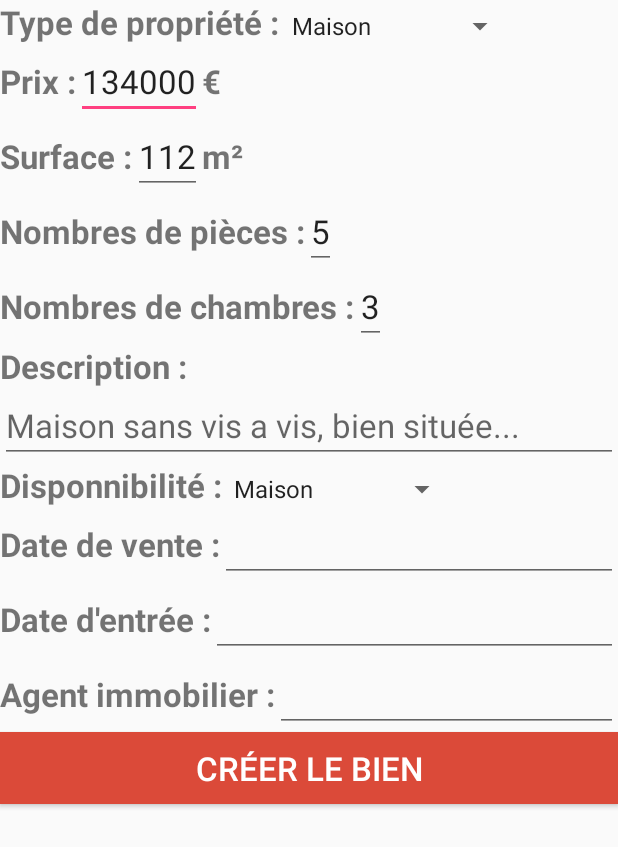
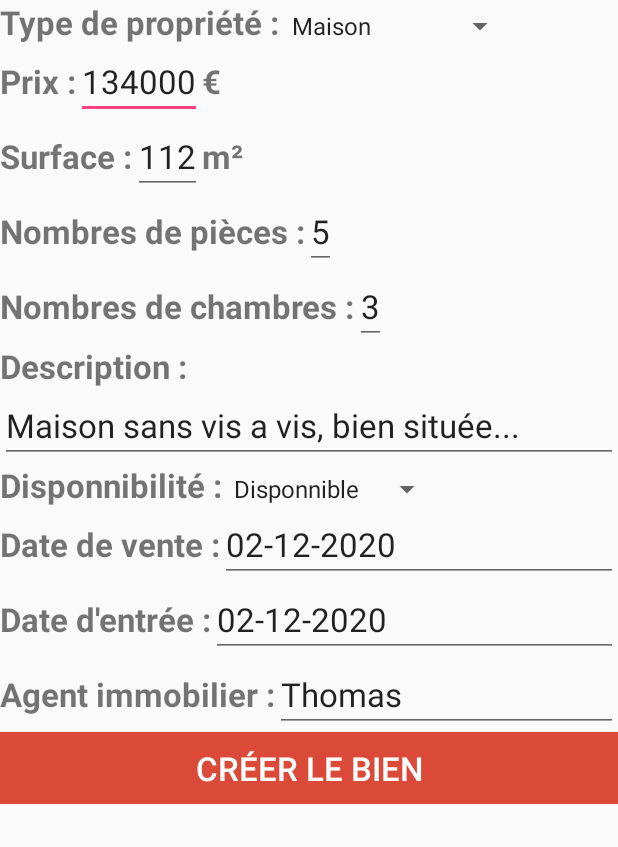
Before and after one commit to Doschembeck/OpenClassRooms_Projet-9, an Android app: the EditPropertyActivity screen opened directly, with no data from a screen before it, on a phone screen of 412 x 824 dp. Shown: the top 847 px of the screen. Run offline under Robolectric (Android 15) with nearby library versions, the phone set to English and light mode, and no system bars; our stand-ins replace ButterKnife, Room's generated code.

Commit message:
update EditPropertyActivity

```diff
--- a/RealEstateManager/app/src/main/java/com/openclassrooms/realestatemanager/ui/activities/EditPropertyActivity.java
+++ b/RealEstateManager/app/src/main/java/com/openclassrooms/realestatemanager/ui/activities/EditPropertyActivity.java
@@ -7,6 +7,7 @@ import android.os.Bundle;
 import android.view.View;
 import android.widget.AdapterView;
 import android.widget.ArrayAdapter;
+import android.widget.EditText;
 import android.widget.Spinner;
 
 import com.openclassrooms.realestatemanager.R;
@@ -15,18 +16,27 @@ import com.openclassrooms.realestatemanager.injections.ViewModelFactory;
 import com.openclassrooms.realestatemanager.model.Property;
 import com.openclassrooms.realestatemanager.viewmodel.PropertyViewModel;
 
+import butterknife.BindView;
 import butterknife.ButterKnife;
 import butterknife.OnClick;
 
 public class EditPropertyActivity extends AppCompatActivity {
 
+    @BindView(R.id.activity_edit_property_edittext_area) EditText mEditTextArea;
+    @BindView(R.id.activity_edit_property_edittext_price) EditText mEditTextPrice;
+    @BindView(R.id.activity_edit_property_edittext_nbofrooms) EditText mEditTextNbOfRooms;
+    @BindView(R.id.activity_edit_property_edittext_nbofbedrooms) EditText mEditTextNbOfBedRooms;
+    @BindView(R.id.activity_edit_property_edittext_description) EditText mEditTextDescription;
+    @BindView(R.id.activity_edit_property_edittext_dateofsold) EditText mEditTextDateOfSold;
+    @BindView(R.id.activity_edit_property_edittext_dateofentry) EditText mEditTextDateOfEntry;
+    @BindView(R.id.activity_edit_property_edittext_realestateagent) EditText mEditTextRealEstateAgent;
+
+    @BindView(R.id.activity_edit_property_spinner_propertytype) Spinner mSpinnerPropertyType;
+    @BindView(R.id.activity_edit_property_spinner_issold) Spinner mSpinnerIsSold;
+
     private PropertyViewModel mViewModel;
-
-    private Spinner spinnerPropertyType;
-    private Spinner spinnerIsSold;
     private static final String[]paths = {"Maison", "Appartement"};
-    private int mPropertyType = 0;
-    private boolean isSold = false;
+    private static final String[]disponnibilities = {"Disponnible", "Vendu"};
 
     @Override
     protected void onCreate(Bundle savedInstanceState) {
@@ -42,55 +52,50 @@ public class EditPropertyActivity extends AppCompatActivity {
 
     @OnClick(R.id.activity_edit_property_addproperty)
     public void onClickButtonAddProperty(){
-        Property property1 = new Property(0, 1, 240600d, 290,
-                5, 2, "description", 1, false,
-                "22/11/2020", "Thomas", "22/11/2020", "22/11/2020");
-
-        createProperty(property1);
+        createProperty(getPropertyWithUI());
         finish();
     }
 
+    private Property getPropertyWithUI(){
+        //todo: faire une creation complete
+
+        boolean isSold = false;
+        switch ((int) mSpinnerIsSold.getSelectedItemId()){
+            case 0:
+                isSold = false;
+                break;
+            case 1:
+                isSold = true;
+                break;
+        }
+
+        int propertyType = (int) mSpinnerPropertyType.getSelectedItemId();
+        double price = Double.parseDouble(mEditTextPrice.getText().toString());
+        float area = Float.parseFloat(mEditTextArea.getText().toString());
+        int nbOfRooms = Integer.parseInt(mEditTextNbOfRooms.getText().toString());
+        int nbOfBedRooms = Integer.parseInt(mEditTextNbOfBedRooms.getText().toString());
+        String description = mEditTextDescription.getText().toString();
+        long addressId = 1;
+        String dateOfEntry = mEditTextDateOfEntry.getText().toString();
+        String dateOfSold = mEditTextDateOfSold.getText().toString();
+        String realEstateAgent = mEditTextRealEstateAgent.getText().toString();
+        String createdAt = "02-12-2020";
+        String updatedAt = "02-12-2020";
+
+        return new Property(0,propertyType,price,area,nbOfRooms,nbOfBedRooms,description,addressId,
+                isSold,dateOfEntry,realEstateAgent ,createdAt, updatedAt);
+    }
+
     private void configureSpinnerPropertyType(){
-        spinnerPropertyType = (Spinner)findViewById(R.id.activity_edit_property_spinner_propertytype);
         ArrayAdapter<String>adapter = new ArrayAdapter<String>(this, android.R.layout.simple_spinner_item,paths);
         adapter.setDropDownViewResource(android.R.layout.simple_spinner_dropdown_item);
-
-        spinnerPropertyType.setAdapter(adapter);
-        spinnerPropertyType.setOnItemSelectedListener(new AdapterView.OnItemSelectedListener() {
-            @Override
-            public void onItemSelected(AdapterView<?> adapterView, View view, int i, long l) {
-                mPropertyType = i;
-            }
-
-            @Override
-            public void onNothingSelected(AdapterView<?> adapterView) {
-
-            }
-        });
+        mSpinnerPropertyType.setAdapter(adapter);
     }
 
     private void configureSpinnerIsSold(){
-        spinnerIsSold = (Spinner)findViewById(R.id.activity_edit_property_spinner_issold);
-        ArrayAdapter<String>adapter = new ArrayAdapter<String>(this, android.R.layout.simple_spinner_item,paths);
+        ArrayAdapter<String>adapter = new ArrayAdapter<String>(this, android.R.layout.simple_spinner_item,disponnibilities);
         adapter.setDropDownViewResource(android.R.layout.simple_spinner_dropdown_item);
-
-        spinnerIsSold.setAdapter(adapter);
-        spinnerIsSold.setOnItemSelectedListener(new AdapterView.OnItemSelectedListener() {
-            @Override
-            public void onItemSelected(AdapterView<?> adapterView, View view, int i, long l) {
-
-                if (i == 0){
-                    isSold = false;
-                } else if (i == 1){
-                    isSold = true;
-                }
-            }
-
-            @Override
-            public void onNothingSelected(AdapterView<?> adapterView) {
-
-            }
-        });
+        mSpinnerIsSold.setAdapter(adapter);
     }
 
     // 2 - Configuring ViewModel
--- a/RealEstateManager/app/src/main/res/layout/activity_edit_property.xml
+++ b/RealEstateManager/app/src/main/res/layout/activity_edit_property.xml
@@ -1,13 +1,17 @@
 <?xml version="1.0" encoding="utf-8"?>
-<LinearLayout xmlns:android="http://schemas.android.com/apk/res/android"
+<ScrollView xmlns:android="http://schemas.android.com/apk/res/android"
     xmlns:app="http://schemas.android.com/apk/res-auto"
     xmlns:tools="http://schemas.android.com/tools"
     android:layout_width="match_parent"
     android:layout_height="match_parent"
-    android:orientation="vertical"
     tools:context=".ui.activities.EditPropertyActivity">
 
 <!--    todo: y manque les photos et l'adresse-->
+
+    <LinearLayout
+        android:layout_width="match_parent"
+        android:layout_height="match_parent"
+        android:orientation="vertical">
 
         <LinearLayout
             android:layout_width="wrap_content"
@@ -39,6 +43,7 @@
                 android:text="Prix :"/>
 
             <EditText
+                android:id="@+id/activity_edit_property_edittext_price"
                 android:layout_width="wrap_content"
                 android:layout_height="wrap_content"
                 android:text="134000"
@@ -65,6 +70,7 @@
                 android:text="Surface :"/>
 
             <EditText
+                android:id="@+id/activity_edit_property_edittext_area"
                 android:layout_width="wrap_content"
                 android:layout_height="wrap_content"
                 android:text="112"
@@ -91,6 +97,7 @@
                 android:text="Nombres de pièces :"/>
 
             <EditText
+                android:id="@+id/activity_edit_property_edittext_nbofrooms"
                 android:layout_width="wrap_content"
                 android:layout_height="wrap_content"
                 android:text="5"
@@ -111,6 +118,7 @@
                 android:text="Nombres de chambres :"/>
 
             <EditText
+                android:id="@+id/activity_edit_property_edittext_nbofbedrooms"
                 android:layout_width="wrap_content"
                 android:layout_height="wrap_content"
                 android:text="3"
@@ -131,10 +139,12 @@
                 android:text="Description :"/>
 
             <EditText
+                android:id="@+id/activity_edit_property_edittext_description"
                 android:layout_width="match_parent"
                 android:layout_height="wrap_content"
                 android:hint="Maison sans vis a vis, bien située..."
-            android:textSize="22sp"/>
+                android:textSize="22sp"
+                android:text="Maison sans vis a vis, bien située..."/>
         </LinearLayout>
 
         <LinearLayout
@@ -167,9 +177,10 @@
                 android:text="Date de vente :"/>
 
             <EditText
+                android:id="@+id/activity_edit_property_edittext_dateofsold"
                 android:layout_width="match_parent"
                 android:layout_height="wrap_content"
-            android:inputType="number"
+                android:text="02-12-2020"
                 android:textSize="22sp"/>
         </LinearLayout>
 
@@ -186,9 +197,10 @@
                 android:text="Date d'entrée :"/>
 
             <EditText
+                android:id="@+id/activity_edit_property_edittext_dateofentry"
                 android:layout_width="match_parent"
                 android:layout_height="wrap_content"
-            android:inputType="number"
+                android:text="02-12-2020"
                 android:textSize="22sp"/>
         </LinearLayout>
 
@@ -205,8 +217,10 @@
                 android:text="Agent immobilier :"/>
 
             <EditText
+                android:id="@+id/activity_edit_property_edittext_realestateagent"
                 android:layout_width="match_parent"
                 android:layout_height="wrap_content"
+                android:text="Thomas"
                 android:textSize="22sp"/>
         </LinearLayout>
 
@@ -218,5 +232,7 @@
             android:textSize="22sp"
             android:textColor="#ffff"
             android:text="Créer le bien"/>
+    </LinearLayout>
 
-</LinearLayout>
+
+</ScrollView>
```
Lines whose indentation alone changed are shown as unchanged.
